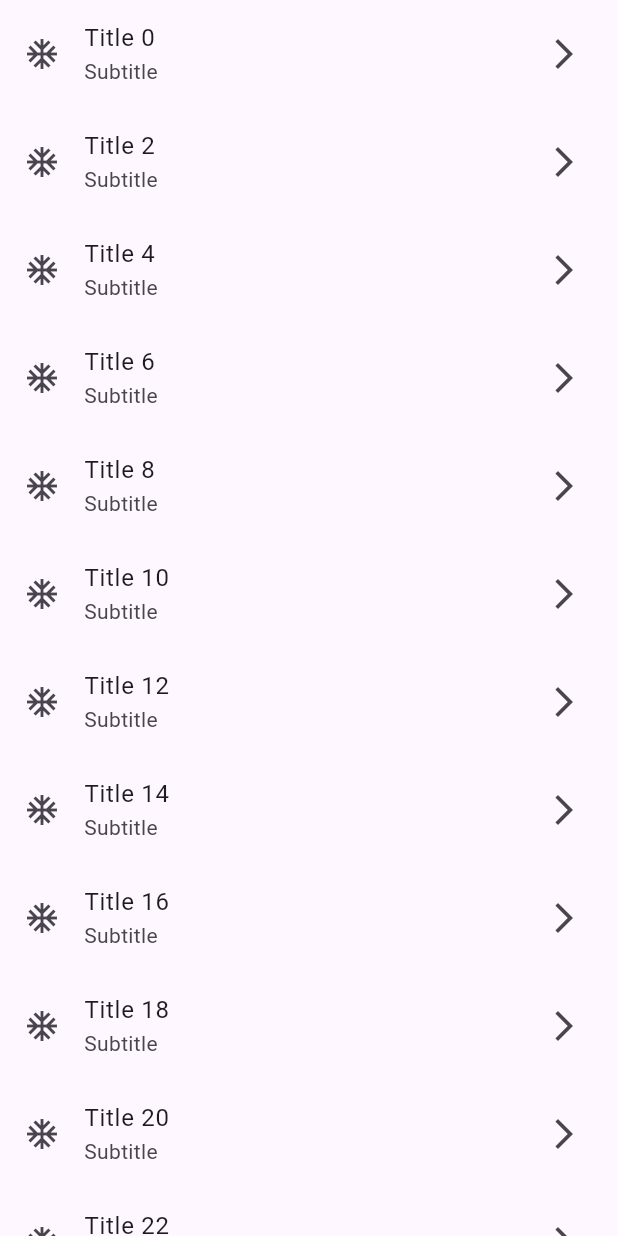
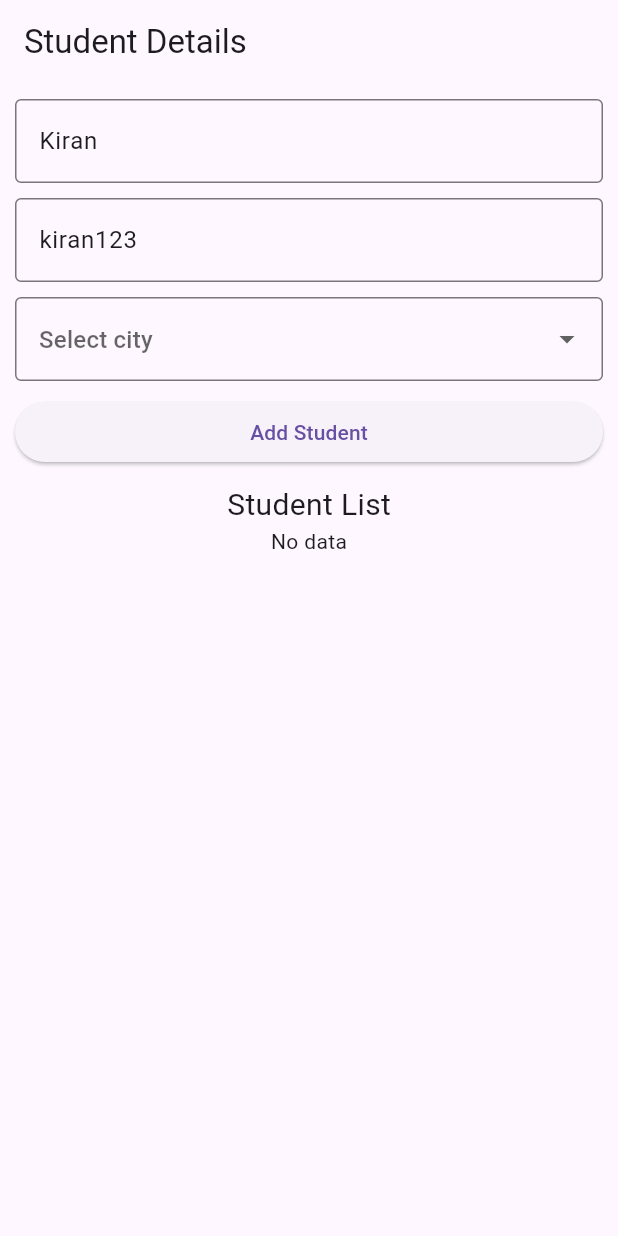
Before and after one commit to kiranrana8973/batch_32b, a Flutter app: the screen it shows after launch, on a phone screen of 412 x 824 dp. Run offline on Flutter 3.47's test engine with Material 3 defaults, Android fonts, the phone set to English and light mode, and no system bars.

Commit message:
Added listview

```diff
--- a/lib/app/app.dart
+++ b/lib/app/app.dart
@@ -1,4 +1,4 @@
-import 'package:batch_32b/screen/listtile_screen.dart';
+import 'package:batch_32b/screen/student_details.dart';
 import 'package:flutter/material.dart';
 
 class App extends StatelessWidget {
@@ -8,7 +8,7 @@ class App extends StatelessWidget {
   Widget build(BuildContext context) {
     return const MaterialApp(
       debugShowCheckedModeBanner: false,
-      home: ListTileScreen(),
+      home: StudentDetailsScreen(),
     );
   }
 }
--- /dev/null
+++ b/lib/model/student.dart
@@ -0,0 +1,11 @@
+class Student {
+  final String fname;
+  final String lname;
+  final String city;
+
+  Student({
+    required this.fname,
+    required this.lname,
+    required this.city,
+  });
+}
--- /dev/null
+++ b/lib/screen/student_details.dart
@@ -0,0 +1,138 @@
+import 'package:batch_32b/model/student.dart';
+import 'package:flutter/material.dart';
+
+class StudentDetailsScreen extends StatefulWidget {
+  const StudentDetailsScreen({super.key});
+
+  @override
+  State<StudentDetailsScreen> createState() => _StudentDetailsScreenState();
+}
+
+class _StudentDetailsScreenState extends State<StudentDetailsScreen> {
+  final _gap = const SizedBox(height: 10);
+
+  final _fnameController = TextEditingController(text: 'Kiran');
+  final _lnameController = TextEditingController(text: 'kiran123');
+  final TextEditingController _cityController = TextEditingController();
+
+  List<DropdownMenuItem> cities = [
+    const DropdownMenuItem(
+      value: 'Kathmandu', // timile select garda
+      child: Text('Kathmandu'), // user lai dekhaune
+    ),
+    const DropdownMenuItem(value: 'Bhaktapur', child: Text('Bhaktapur')),
+    const DropdownMenuItem(value: 'Lalitpur', child: Text('Lalitpur')),
+  ];
+
+  final _key = GlobalKey<FormState>();
+
+  List<Student> students = [];
+  @override
+  Widget build(BuildContext context) {
+    return Scaffold(
+      appBar: AppBar(
+        title: const Text('Student Details'),
+      ),
+      body: Padding(
+        padding: const EdgeInsets.all(10),
+        child: Form(
+          key: _key,
+          child: Column(
+            children: [
+              TextFormField(
+                controller: _fnameController,
+                decoration: const InputDecoration(
+                  hintText: 'First Name',
+                  border: OutlineInputBorder(),
+                ),
+                validator: (value) {
+                  if (value!.isEmpty) {
+                    return 'Please enter fname';
+                  }
+                  return null;
+                },
+              ),
+              _gap,
+              TextFormField(
+                controller: _lnameController,
+                decoration: const InputDecoration(
+                  hintText: 'Last Name',
+                  border: OutlineInputBorder(),
+                ),
+                validator: (value) {
+                  if (value!.isEmpty) {
+                    return 'Please enter lname';
+                  }
+                  return null;
+                },
+              ),
+              _gap,
+              DropdownButtonFormField(
+                items: cities,
+                onChanged: (value) {
+                  _cityController.text = value.toString();
+                },
+                decoration: const InputDecoration(
+                  hintText: 'Select city',
+                  border: OutlineInputBorder(),
+                ),
+                validator: (value) {
+                  if (value == null) {
+                    return 'Please select city';
+                  }
+                  return null;
+                },
+              ),
+              _gap,
+              SizedBox(
+                width: double.infinity,
+                child: ElevatedButton(
+                  onPressed: () {
+                    if (_key.currentState!.validate()) {
+                      final student = Student(
+                        fname: _fnameController.text,
+                        lname: _lnameController.text,
+                        city: _cityController.text,
+                      );
+                      setState(() {
+                        students.add(student);
+                      });
+                    }
+                  },
+                  child: const Text('Add Student'),
+                ),
+              ),
+              _gap,
+              const Text(
+                'Student List',
+                style: TextStyle(fontSize: 20),
+              ),
+              students.isEmpty
+                  ? const Text('No data')
+                  : Expanded(
+                      child: ListView.builder(
+                        itemCount: students.length,
+                        itemBuilder: (context, index) {
+                          return ListTile(
+                            leading: const Icon(Icons.person),
+                            title: Text(students[index].fname),
+                            subtitle: Text(students[index].city),
+                            trailing: IconButton(
+                              icon: const Icon(Icons.delete),
+                              onPressed: () {
+                                setState(() {
+                                  students.removeAt(index);
+                                });
+                              },
+                            ),
+                          );
+                        },
+                      ),
+                    ),
+            ],
+          ),
+        ),
+      ),
+    );
+  }
+}
```
